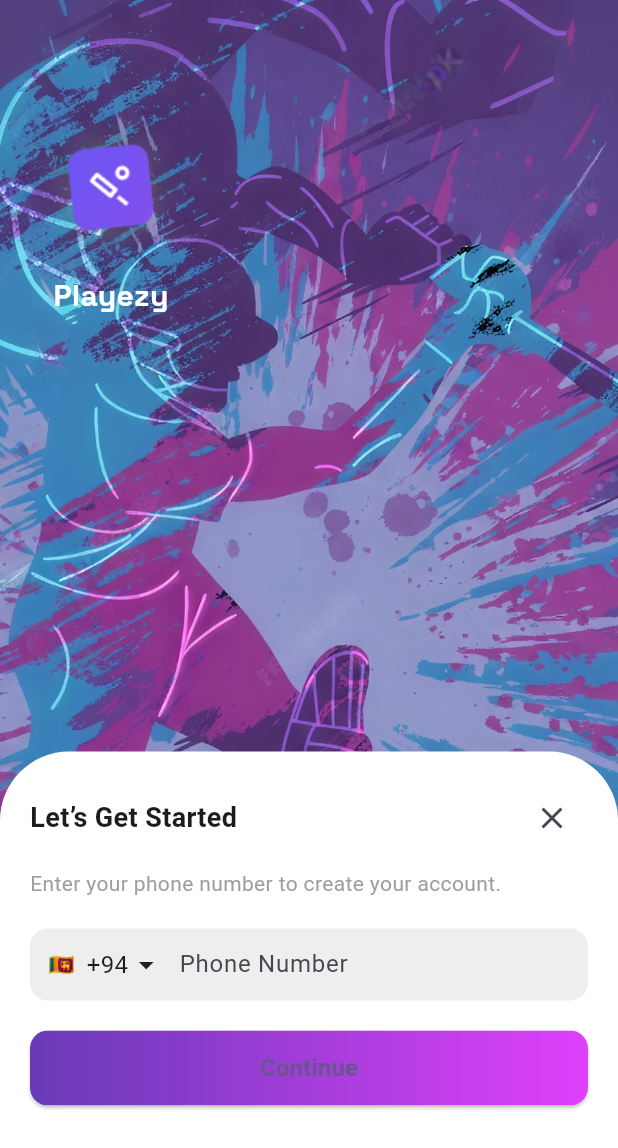
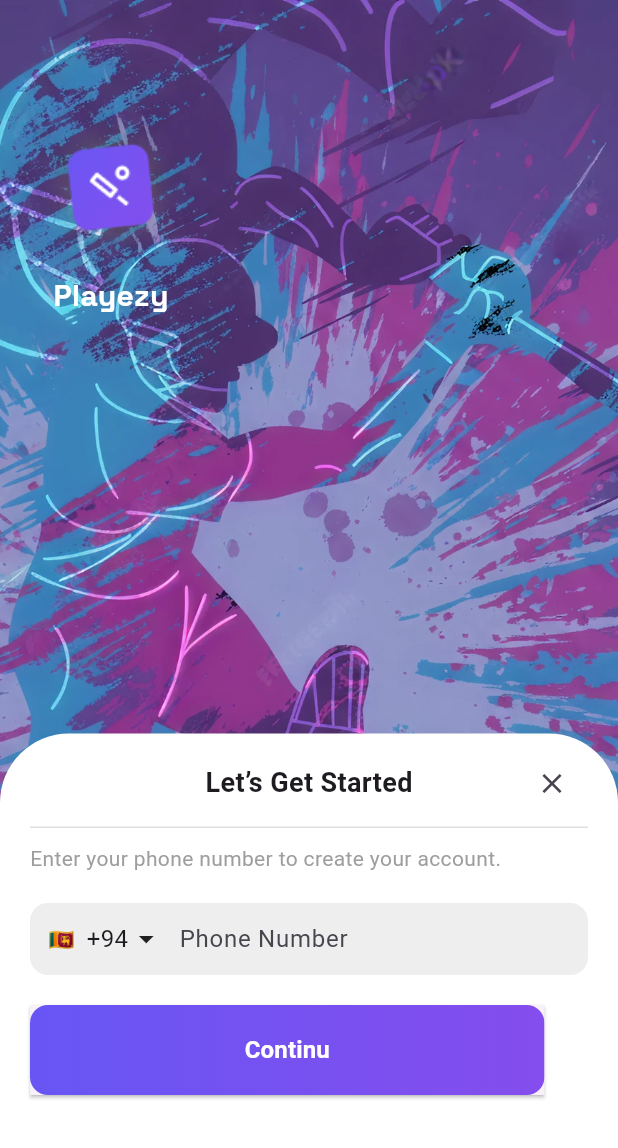
Before and after one commit to tharinduhccakalanka/playezy, a Flutter app: the screen it shows after launch, on a phone screen of 412 x 824 dp. Shown: the top 1148 px of the screen. Run offline on Flutter 3.47's test engine with Material 3 defaults, Android fonts, the phone set to English and light mode, and no system bars; our stand-ins replace google_fonts.

Commit message:
updated orbording screen no3

```diff
--- a/playezy/lib/core/utills/app_assets.dart
+++ b/playezy/lib/core/utills/app_assets.dart
@@ -2,7 +2,8 @@ class AppAssets{
 
   static const String logo = 'assets/images/logo.png';
    static const double logoWidth = 100;
-  static const double logoHeight = 100;
+   static const double logoHeight = 100;
   static const String cricketBg = 'assets/images/cricket_bg.png';
 
+
 }
--- /dev/null
+++ b/playezy/lib/core/utills/app_colors.dart
@@ -0,0 +1,10 @@
+
+import 'package:flutter/material.dart';
+
+
+class AppColors {
+  static const btngradient = [
+    Color(0xFF6756F4),
+    Color(0xFF854DED),
+  ];
+}
--- a/playezy/lib/features/auth/presentation/screens/onboarding/phone_entry_screen.dart
+++ b/playezy/lib/features/auth/presentation/screens/onboarding/phone_entry_screen.dart
@@ -1,6 +1,7 @@
 import 'package:flutter/material.dart';
 import 'package:playezy/core/utills/app_assets.dart';
 import 'package:google_fonts/google_fonts.dart';
+import 'package:playezy/core/utills/app_colors.dart';
 
 class PhoneEntryScreen extends StatefulWidget {
   const PhoneEntryScreen({super.key});
@@ -12,17 +13,23 @@ class PhoneEntryScreen extends StatefulWidget {
 class _PhoneEntryScreenState extends State<PhoneEntryScreen> {
   @override
   Widget build(BuildContext context) {
+    final size = MediaQuery.of(context).size;
+
     return Scaffold(
       body: Stack(
         children: [
+
+          //bg image
 Positioned.fill(
-          child: Image.asset(AppAssets.cricketBg, fit: BoxFit.cover),
+          child: Image.asset(AppAssets.cricketBg, fit: BoxFit.cover,
+            ),
         ),
          Positioned(
           top: 75,
           left: 24,
            child: Column(
              children: [
+              //logo
                Container(
                        child: Image.asset(AppAssets.logo, width: AppAssets.logoWidth, height: AppAssets.logoHeight,
                fit: BoxFit.contain,),),
@@ -40,41 +47,67 @@ Positioned.fill(
            ),
          ),
 
-          // Bottom contsiner
+          // Bottom container
 
-          Align(
-            alignment: Alignment.bottomCenter,
+           Positioned(
+            top: 489,
+            left: 0,
+            right: 0,
+            bottom: 0,
             child: Container(
-              height: 323,
-              width: 420,
-              padding: const EdgeInsets.all(20),
-              decoration: BoxDecoration(
+              width: double.infinity,
+              padding: EdgeInsets.fromLTRB(
+                20,
+                20,
+                20,
+                MediaQuery.of(context).viewInsets.bottom + 20,
+              ),
+              decoration: const BoxDecoration(
                 color: Colors.white,
                 borderRadius: BorderRadius.only(
                   topLeft: Radius.circular(46),
                   topRight: Radius.circular(46),
                 ),
               ),
+
+
 child: Column(
                 mainAxisSize: MainAxisSize.min,
                 crossAxisAlignment: CrossAxisAlignment.start,
                 children: [
-                  // Header Row
-                  Row(
-                    mainAxisAlignment: MainAxisAlignment.spaceBetween,
+                  // Header
+                  Container(
+                    width: double.infinity,
+                    padding: EdgeInsets.only(
+                      bottom: 16,
+                    ),
+                    decoration: const BoxDecoration(
+                      border: Border(
+                        bottom: BorderSide(
+                          color: Color(0xFFE0E0E0),
+                          width: 1,
+                        ),
+                      ),
+                    ),
+                    child: Stack(
+                      alignment: Alignment.center,
                       children: [
-                      const Text(
+                        Text(
                           "Let’s Get Started",
                           style: TextStyle(
                             fontSize: 18,
                             fontWeight: FontWeight.bold,
                           ),
                         ),
-                      IconButton(
+                        Positioned(
+                          right: 0,
+                          child: IconButton(
                             onPressed: () {},
-                        icon: const Icon(Icons.close),
+                            icon: Icon(Icons.close, size: 22),
+                          ),
                         ),
                       ],
+                    ),
                   ),
 
                     const SizedBox(height: 10),
@@ -95,7 +128,7 @@ Positioned.fill(
                       ),
                       child: Row(
                         children: [
-                        // Flag (Sri Lanka example)
+                          // Flag
                           const Text("🇱🇰"),
                           const SizedBox(width: 8),
 
@@ -125,30 +158,26 @@ Positioned.fill(
 
                     // Continue Button
                     SizedBox(
-                    width: double.infinity,
-                    height: 50,
+                      width: 343,
+                      height: 60,
                       child: ElevatedButton(
                         style: ElevatedButton.styleFrom(
                           shape: RoundedRectangleBorder(
-                          borderRadius: BorderRadius.circular(12),
+
                           ),
                           padding: EdgeInsets.zero,
                         ),
                         onPressed: () {},
                         child: Ink(
                           decoration: BoxDecoration(
-                          gradient: const LinearGradient(
-                            colors: [
-                              Colors.deepPurple,
-                              Colors.purpleAccent,
-                            ],
-                          ),
+                            gradient: LinearGradient(colors: AppColors.btngradient),
                             borderRadius: BorderRadius.circular(12),
                           ),
                           child: const Center(
                             child: Text(
-                            "Continue",
+                              "Continu",
                               style: TextStyle(
+                                color: Colors.white,
                                 fontSize: 16,
                                 fontWeight: FontWeight.bold,
                               ),
@@ -163,6 +192,8 @@ Positioned.fill(
                 ),
               ),
             ),
+
+
         ],
       ),
     );
--- a/playezy/lib/features/auth/presentation/screens/onboarding/welcome_screen.dart
+++ b/playezy/lib/features/auth/presentation/screens/onboarding/welcome_screen.dart
@@ -12,12 +12,15 @@ class WelcomeScreen extends StatefulWidget {
 class _WelcomeScreenState extends State<WelcomeScreen> {
   @override
   Widget build(BuildContext context) {
+    final size = MediaQuery.of(context).size;
     return Scaffold(
       body: Stack(
         children: [
 
           Positioned.fill(
-            child: Image.asset(AppAssets.cricketBg, fit: BoxFit.cover),
+            child: Image.asset(AppAssets.cricketBg, fit: BoxFit.cover,
+
+            ),
           ),
 
           // Dark gradient overlay
@@ -110,6 +113,7 @@ class _WelcomeScreenState extends State<WelcomeScreen> {
 
                 const SizedBox(height: 36),
 
+                //button
 
                 Padding(
                   padding: const EdgeInsets.symmetric(horizontal: 40),
@@ -196,7 +200,7 @@ class _WelcomeScreenState extends State<WelcomeScreen> {
                   ],
                 ),
 
-                const SizedBox(height: 40),
+                const SizedBox(height: 20,),
               ],
             ),
           ),
```
Lines whose indentation alone changed are shown as unchanged.
